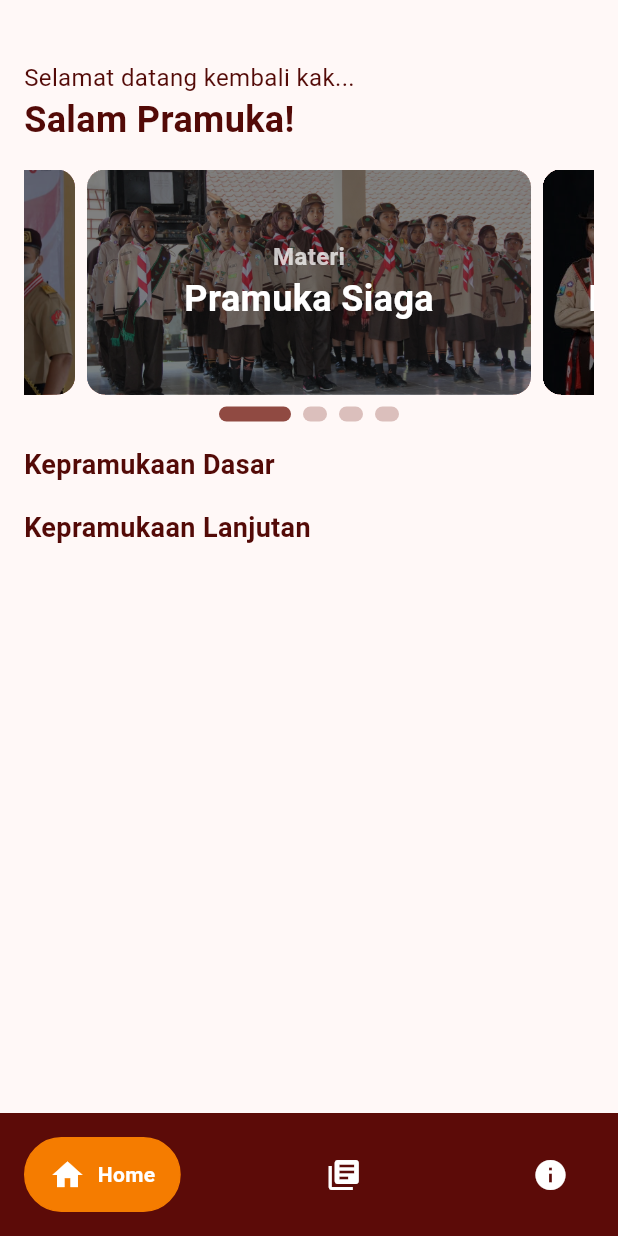
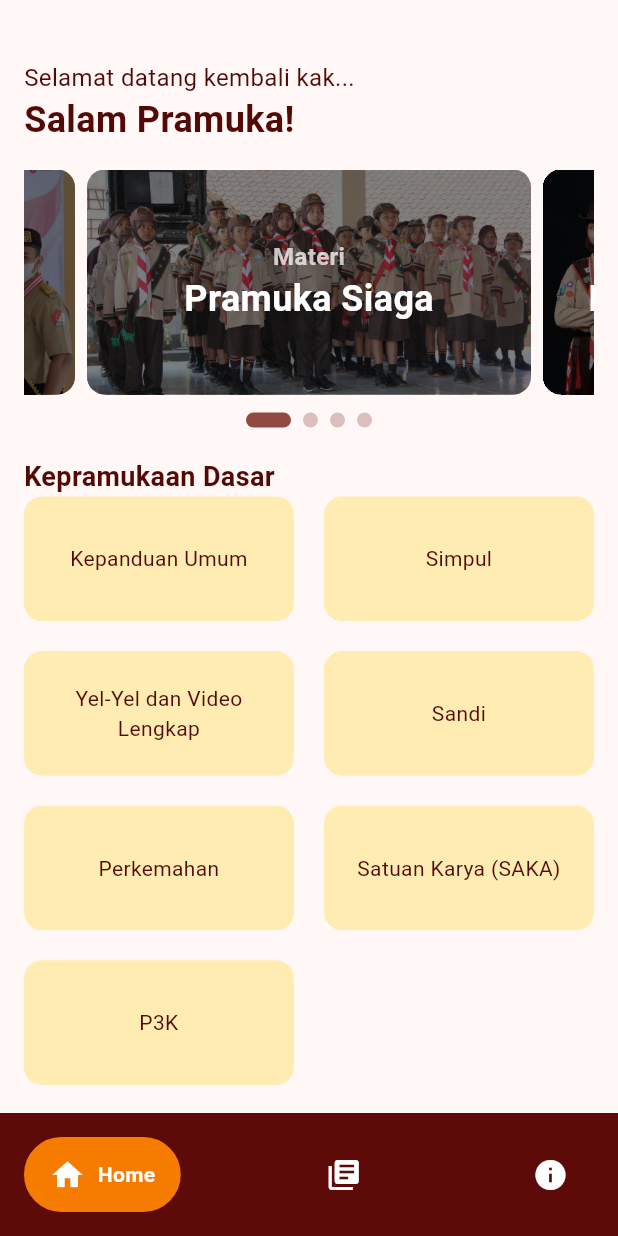
Before and after one commit to cakadi190/cakappramuka, a Flutter app: the screen it shows after launch, on a phone screen of 412 x 824 dp. Run offline on Flutter 3.47's test engine with Material 2 defaults, Android fonts, the phone set to English and light mode, and no system bars; drawn by our look-alikes of carousel_slider, google_nav_bar, smooth_page_indicator; our stand-ins replace connectivity_plus, google_fonts, package_info_plus, page_transition, remixicon; Roboto replaces fonts that are missing (Signika).

Commit message:
fix(ui) : 'Adding content list on Materi Kepramukaan Dasar dan Lanjutan'

```diff
--- a/lib/components/home_advancescouting.dart
+++ b/lib/components/home_advancescouting.dart
@@ -1,4 +1,6 @@
+import 'package:cakappramuka/config/colors.dart';
 import 'package:flutter/cupertino.dart';
+import 'package:flutter/material.dart';
 
 class AdvancedScout extends StatefulWidget {
   AdvancedScout({super.key});
@@ -8,9 +10,54 @@ class AdvancedScout extends StatefulWidget {
 }
 
 class _AdvancedScoutState extends State<AdvancedScout> {
+  static var _listPage = <Map<String, dynamic>>[
+    {"title": "Kepanduan Umum"},
+    {"title": "Simpul"},
+    {"title": "Yel-Yel dan Video Lengkap"},
+    {"title": "Sandi"},
+    {"title": "Perkemahan"},
+    {"title": "Satuan Karya (SAKA)"},
+    {"title": "P3K"},
+  ];
+
   @override
   Widget build(BuildContext context) {
-    return Text('Kepramukaan Lanjutan',
-        style: TextStyle(fontWeight: FontWeight.bold, fontSize: 18));
+    return Container(
+      child: Column(
+        crossAxisAlignment: CrossAxisAlignment.start,
+        children: [
+          Text('Kepramukaan Dasar',
+              style: TextStyle(fontWeight: FontWeight.bold, fontSize: 18)),
+          GridView.builder(
+              physics: NeverScrollableScrollPhysics(),
+              scrollDirection: Axis.vertical,
+              shrinkWrap: true,
+              gridDelegate: const SliverGridDelegateWithMaxCrossAxisExtent(
+                  maxCrossAxisExtent: 200,
+                  childAspectRatio: 13 / 6,
+                  crossAxisSpacing: 20,
+                  mainAxisSpacing: 20),
+              itemCount: _listPage.length,
+              itemBuilder: (BuildContext ctx, index) {
+                Map<String, dynamic> data = _listPage[index];
+
+                return Container(
+                  alignment: Alignment.center,
+                  padding: EdgeInsets.all(8),
+                  decoration: BoxDecoration(
+                      color: Colors.amber.shade100,
+                      borderRadius: BorderRadius.circular(12)),
+                  child: Column(
+                    crossAxisAlignment: CrossAxisAlignment.center,
+                    mainAxisAlignment: MainAxisAlignment.center,
+                    children: [
+                      Text(data['title'], textAlign: TextAlign.center)
+                    ],
+                  ),
+                );
+              }),
+        ],
+      ),
+    );
   }
 }
--- a/lib/components/home_basicscouting.dart
+++ b/lib/components/home_basicscouting.dart
@@ -1,4 +1,6 @@
+import 'package:cakappramuka/config/colors.dart';
 import 'package:flutter/cupertino.dart';
+import 'package:flutter/material.dart';
 
 class BasicScout extends StatefulWidget {
   BasicScout({super.key});
@@ -8,9 +10,59 @@ class BasicScout extends StatefulWidget {
 }
 
 class _BasicScoutState extends State<BasicScout> {
+  static var _listPage = <Map<String, dynamic>>[
+    {"title": "Kepanduan Umum"},
+    {"title": "Simpul"},
+    {"title": "Yel-Yel dan Video Lengkap"},
+    {"title": "Sandi"},
+    {"title": "Perkemahan"},
+    {"title": "Satuan Karya (SAKA)"},
+    {"title": "P3K"},
+  ];
+
   @override
   Widget build(BuildContext context) {
-    return Text('Kepramukaan Dasar',
-        style: TextStyle(fontWeight: FontWeight.bold, fontSize: 18));
+    return Container(
+      child: Column(
+        crossAxisAlignment: CrossAxisAlignment.start,
+        children: [
+          Text('Kepramukaan Dasar',
+              style: TextStyle(fontWeight: FontWeight.bold, fontSize: 18)),
+          GridView.builder(
+              physics: NeverScrollableScrollPhysics(),
+              scrollDirection: Axis.vertical,
+              shrinkWrap: true,
+              gridDelegate: const SliverGridDelegateWithMaxCrossAxisExtent(
+                  maxCrossAxisExtent: 200,
+                  childAspectRatio: 13 / 6,
+                  crossAxisSpacing: 20,
+                  mainAxisSpacing: 20),
+              itemCount: _listPage.length,
+              itemBuilder: (BuildContext ctx, index) {
+                Map<String, dynamic> data = _listPage[index];
+
+                return InkWell(
+                  onTap: () {
+
+                  },
+                  child: Container(
+                    alignment: Alignment.center,
+                    padding: EdgeInsets.all(8),
+                    decoration: BoxDecoration(
+                        color: Colors.amber.shade100,
+                        borderRadius: BorderRadius.circular(12)),
+                    child: Column(
+                      crossAxisAlignment: CrossAxisAlignment.center,
+                      mainAxisAlignment: MainAxisAlignment.center,
+                      children: [
+                        Text(data['title'], textAlign: TextAlign.center)
+                      ],
+                    ),
+                  ),
+                );
+              }),
+        ],
+      ),
+    );
   }
 }
--- a/lib/components/home_slider.dart
+++ b/lib/components/home_slider.dart
@@ -123,12 +123,13 @@ class _HomeSliderState extends State<HomeSlider> {
             );
           }).toList(),
         ),
-        SizedBox(height: 8),
+        SizedBox(height: 12),
         AnimatedSmoothIndicator(
           activeIndex: currentState,
           count: sliderItem.length,
           effect: ExpandingDotsEffect(
             dotHeight: 10,
+            dotWidth: 10,
             activeDotColor: Theme.of(context).primaryColor,
             dotColor: Theme.of(context).primaryColor.withOpacity(0.325),
           ),
--- a/lib/pages/home.dart
+++ b/lib/pages/home.dart
@@ -32,8 +32,14 @@ class _HomepageState extends State<Homepage> {
     return (await showDialog(
           context: context,
           builder: (context) => AlertDialog(
-            title: Text('Apakah Kakak Yakin?'),
-            content: Text('Apakah kakak yakin akan keluar dari aplikasi?'),
+            elevation: 0,
+            shape: RoundedRectangleBorder(
+                borderRadius: BorderRadius.all(Radius.circular(8))),
+            backgroundColor: Colors.white,
+            actionsAlignment: MainAxisAlignment.center,
+            title: Text('Apakah Kakak Yakin?', textAlign: TextAlign.center),
+            content: Text('Apakah kakak yakin akan keluar dari aplikasi?',
+                textAlign: TextAlign.center),
             actions: <Widget>[
               TextButton(
                 onPressed: () => Navigator.of(context).pop(false),
@@ -66,8 +72,8 @@ class _HomepageState extends State<Homepage> {
             decoration: BoxDecoration(color: ThemeColors.primary),
             padding: EdgeInsets.all(16),
             child: GNav(
-              rippleColor: Colors.white.withOpacity(0.25),
-              hoverColor: Colors.white.withOpacity(0.25),
+              rippleColor: Colors.white.withOpacity(0.125),
+              hoverColor: Colors.white.withOpacity(0.125),
               haptic: true,
               tabBorderRadius: 99,
               tabActiveBorder:
--- a/lib/pages/license.dart
+++ b/lib/pages/license.dart
@@ -3,7 +3,6 @@ import 'package:cakappramuka/config/colors.dart';
 import 'package:cakappramuka/helper/internet.dart';
 import 'package:connectivity_plus/connectivity_plus.dart';
 import 'package:flutter/material.dart';
-import 'package:fluttertoast/fluttertoast.dart';
 import 'package:google_fonts/google_fonts.dart';
 import 'package:url_launcher/url_launcher.dart';
 
--- a/lib/subpages/home_home_content.dart
+++ b/lib/subpages/home_home_content.dart
@@ -47,7 +47,7 @@ class _HomeContentState extends State<HomeContent> {
               ),
               SizedBox(height: 16),
               HomeSlider(),
-              SizedBox(height: 16),
+              SizedBox(height: 20),
               BasicScout(),
               SizedBox(height: 16),
               AdvancedScout(),
--- a/pubspec.yaml
+++ b/pubspec.yaml
@@ -36,17 +36,15 @@ dependencies:
 
   # The following adds the Cupertino Icons font to your application.
   # Use with the CupertinoIcons class for iOS style icons.
-  cupertino_icons: ^1.0.2
   google_fonts: ^6.1.0
   carousel_slider: ^4.2.1
   url_launcher: ^6.1.14
-  curved_navigation_bar: ^1.0.3
-  dots_indicator: ^3.0.0
   remixicon: ^1.0.0
   package_info_plus: ^4.1.0
   google_nav_bar: ^5.0.6
   smooth_page_indicator: ^1.1.0
   connectivity_plus: ^4.0.2
+  dependency_validator: ^3.2.2
 
 dev_dependencies:
   flutter_test:
```
Also changed, not shown: lib/helper/helper.dart (+10 -0 lines), lib/subpages/home_about_content.dart (+9 -16 lines), lib/subpages/home_report_content.dart (deleted, +0 -116 lines), pubspec.lock.
